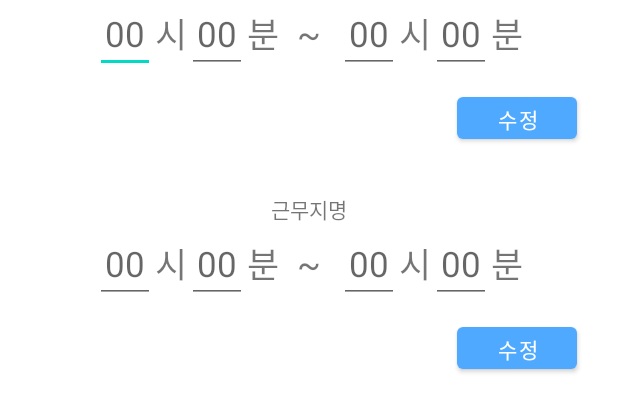
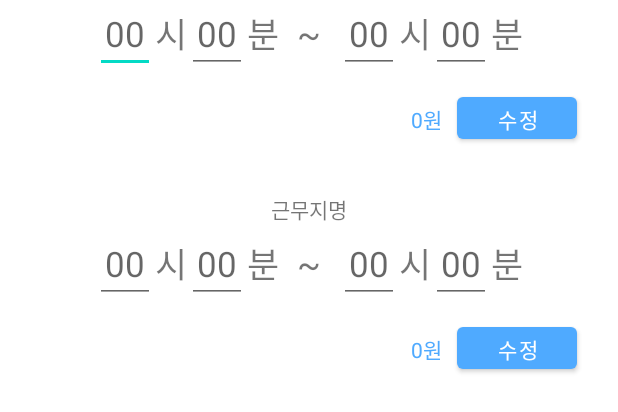
Before and after one commit to y3l512/GURUTest, an Android app: the layout activity_dialog.xml on its own in the app's theme, with its tools: preview values and no code run, on a phone screen of 412 x 824 dp. Shown: the part 448-860 px from the top of the screen. Run offline under Robolectric (Android 15) with nearby library versions, the phone set to English and light mode, and no system bars.

Commit message:
이미지뷰 버튼으로 변경

```diff
--- a/app/src/main/res/layout/activity_dialog.xml
+++ b/app/src/main/res/layout/activity_dialog.xml
@@ -16,12 +16,13 @@
         app:layout_constraintStart_toStartOf="parent"
         app:layout_constraintTop_toTopOf="parent">
 
-        <ImageView
+        <android.widget.Button
             android:id="@+id/dlgbackBtn"
             android:layout_width="23dp"
             android:layout_height="23dp"
-            android:layout_marginLeft="1dp"
-            android:src="@drawable/ic_baseline_arrow_back_ios_new_24" />
+            android:background="@drawable/ic_baseline_arrow_back_ios_new_24"
+            tools:layout_editor_absoluteX="16dp"
+            tools:layout_editor_absoluteY="16dp" />
 
         <TextView
             android:layout_width="wrap_content"
@@ -33,7 +34,6 @@
 
 
     </androidx.appcompat.widget.Toolbar>
-
 
 
     <LinearLayout
@@ -140,6 +140,15 @@
                 android:layout_marginRight="20dp"
                 android:gravity="right"
                 android:orientation="horizontal">
+
+                <TextView
+                    android:id="@+id/dayWage1"
+                    android:layout_width="wrap_content"
+                    android:layout_height="wrap_content"
+                    android:layout_marginRight="10dp"
+                    android:text="0원"
+                    android:textAlignment="textEnd"
+                    android:textColor="@color/skyblue" />
 
                 <Button
                     android:id="@+id/updatebtn1"
@@ -257,6 +266,15 @@
                 android:gravity="right"
                 android:orientation="horizontal">
 
+                <TextView
+                    android:id="@+id/dayWage2"
+                    android:layout_width="wrap_content"
+                    android:layout_height="wrap_content"
+                    android:layout_marginRight="10dp"
+                    android:text="0원"
+                    android:textAlignment="textEnd"
+                    android:textColor="@color/skyblue" />
+
                 <Button
                     android:id="@+id/updatebtn2"
                     android:layout_width="80dp"
```
